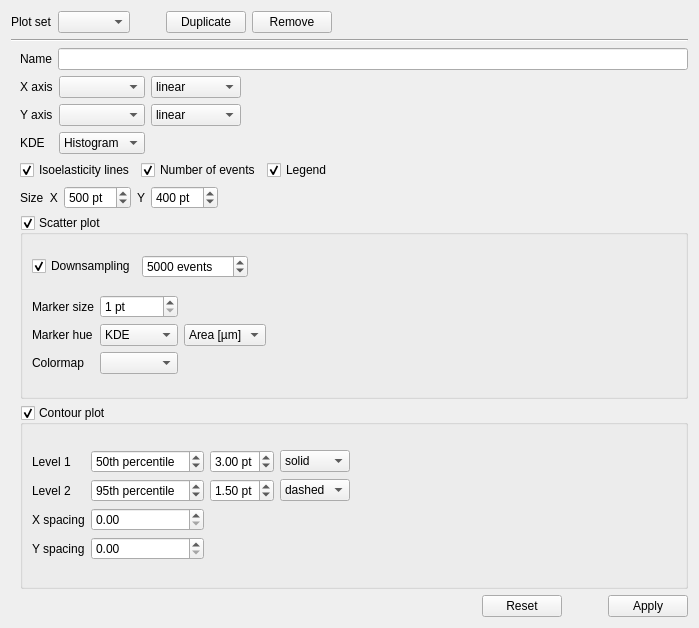
This is shapeout2/gui/ana_plot.ui in ZELLMECHANIK-DRESDEN/ShapeOut2 as Qt 5 draws it before an edit. The edited form follows.
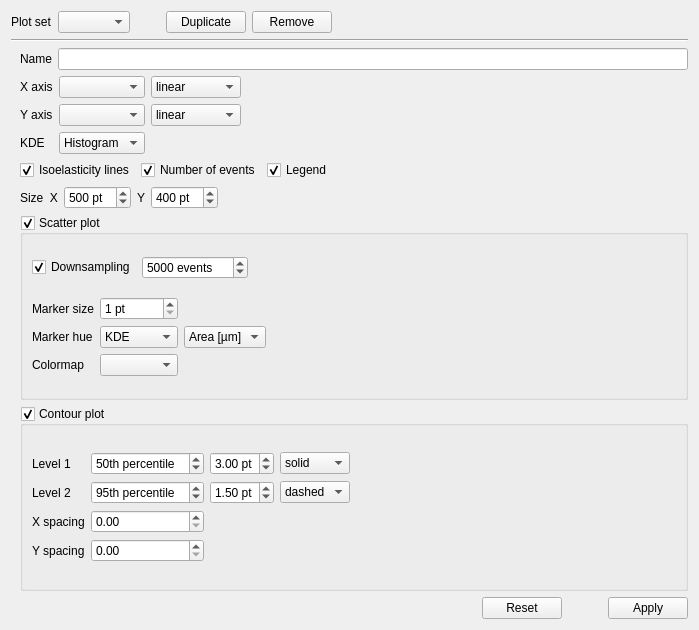
This is the edited form.

Commit message: connect plot settings with interface, refactoring

Diff of the .ui file:
```diff
--- a/shapeout2/gui/ana_plot.ui
+++ b/shapeout2/gui/ana_plot.ui
@@ -7,7 +7,7 @@
     <x>0</x>
     <y>0</y>
     <width>699</width>
-    <height>628</height>
+    <height>630</height>
    </rect>
   </property>
   <property name="windowTitle">
```
Left out of the diff: 21 changed lines with no effect on the pictures. The commit also changes 5 other files.
